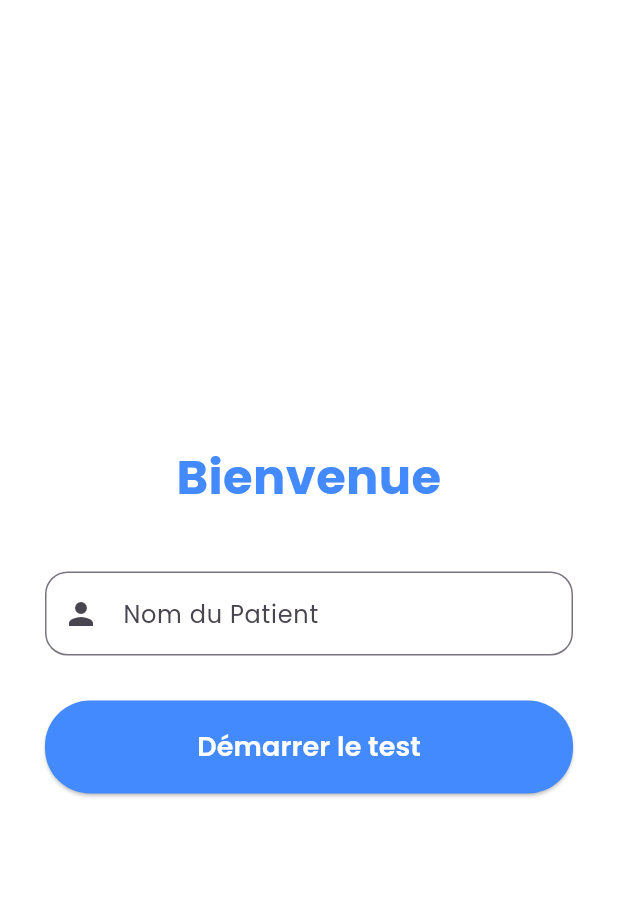
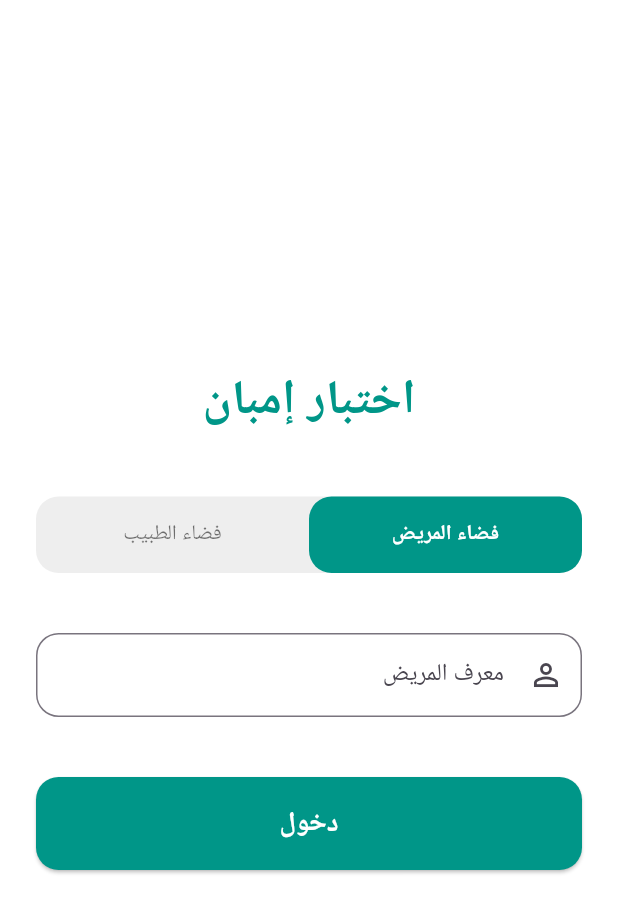
Before and after one commit to sellamyshahd14/PFE-empan, a Flutter app: the screen it shows after launch, on a phone screen of 412 x 824 dp. Shown: the top 913 px of the screen. Run offline on Flutter 3.47's test engine with Material 3 defaults, Android fonts, the phone set to English and light mode, and no system bars; our stand-ins replace firebase_core, flutter_tts, google_fonts, permission_handler, speech_to_text; missing offline and left inert: record; accounts and stored records are empty; Roboto replaces fonts that are missing (Cairo).

Commit message:
Nouvelle UI

```diff
--- /dev/null
+++ b/lib/login_page.dart
@@ -0,0 +1,215 @@
+import 'package:flutter/material.dart';
+import 'package:google_fonts/google_fonts.dart';
+import 'empan.dart';
+import 'doctor_dashboard.dart';
+
+class LoginPage extends StatefulWidget {
+  const LoginPage({super.key});
+
+  @override
+  State<LoginPage> createState() => _LoginPageState();
+}
+
+class _LoginPageState extends State<LoginPage> {
+  // Toggle state: true = Patient, false = Doctor
+  bool _isPatientMode = true;
+
+  // Controllers
+  final TextEditingController _patientIdController = TextEditingController();
+  final TextEditingController _doctorIdController = TextEditingController();
+  final TextEditingController _doctorPasswordController =
+      TextEditingController();
+
+  void _login() {
+    if (_isPatientMode) {
+      // Patient Login
+      if (_patientIdController.text.isNotEmpty) {
+        // Any ID works for now
+        Navigator.push(
+          context,
+          MaterialPageRoute(
+            builder: (context) =>
+                StartEmpanPage(patientId: _patientIdController.text),
+          ),
+        );
+      } else {
+        ScaffoldMessenger.of(context).showSnackBar(
+          const SnackBar(content: Text('الرجاء إدخال معرف المريض')),
+        );
+      }
+    } else {
+      // Doctor Login
+      final id = _doctorIdController.text;
+      final pwd = _doctorPasswordController.text;
+
+      if (id == 'admin' && pwd == 'admin') {
+        Navigator.push(
+          context,
+          MaterialPageRoute(builder: (context) => const DoctorDashboard()),
+        );
+      } else {
+        ScaffoldMessenger.of(context).showSnackBar(
+          const SnackBar(content: Text('بيانات الدخول غير صحيحة')),
+        );
+      }
+    }
+  }
+
+  @override
+  Widget build(BuildContext context) {
+    return Scaffold(
+      backgroundColor: Colors.white,
+      body: SafeArea(
+        child: Padding(
+          padding: const EdgeInsets.all(24.0),
+          child: Column(
+            mainAxisAlignment: MainAxisAlignment.center,
+            crossAxisAlignment: CrossAxisAlignment.stretch,
+            children: [
+              Text(
+                "اختبار إمبان",
+                textAlign: TextAlign.center,
+                style: GoogleFonts.cairo(
+                  fontSize: 32,
+                  fontWeight: FontWeight.bold,
+                  color: Colors.teal,
+                ),
+              ),
+              const SizedBox(height: 40),
+
+              // Toggle Buttons
+              Container(
+                decoration: BoxDecoration(
+                  color: Colors.grey[200],
+                  borderRadius: BorderRadius.circular(15),
+                ),
+                child: Row(
+                  children: [
+                    Expanded(
+                      child: GestureDetector(
+                        onTap: () => setState(() => _isPatientMode = true),
+                        child: Container(
+                          padding: const EdgeInsets.symmetric(vertical: 15),
+                          decoration: BoxDecoration(
+                            color: _isPatientMode
+                                ? Colors.teal
+                                : Colors.transparent,
+                            borderRadius: BorderRadius.circular(15),
+                          ),
+                          child: Text(
+                            "فضاء المريض",
+                            textAlign: TextAlign.center,
+                            style: GoogleFonts.cairo(
+                              color: _isPatientMode
+                                  ? Colors.white
+                                  : Colors.black54,
+                              fontWeight: _isPatientMode
+                                  ? FontWeight.bold
+                                  : FontWeight.w500,
+                            ),
+                          ),
+                        ),
+                      ),
+                    ),
+                    Expanded(
+                      child: GestureDetector(
+                        onTap: () => setState(() => _isPatientMode = false),
+                        child: Container(
+                          padding: const EdgeInsets.symmetric(vertical: 15),
+                          decoration: BoxDecoration(
+                            color: !_isPatientMode
+                                ? Colors.teal
+                                : Colors.transparent,
+                            borderRadius: BorderRadius.circular(15),
+                          ),
+                          child: Text(
+                            "فضاء الطبيب",
+                            textAlign: TextAlign.center,
+                            style: GoogleFonts.cairo(
+                              color: !_isPatientMode
+                                  ? Colors.white
+                                  : Colors.black54,
+                              fontWeight: !_isPatientMode
+                                  ? FontWeight.bold
+                                  : FontWeight.w500,
+                            ),
+                          ),
+                        ),
+                      ),
+                    ),
+                  ],
+                ),
+              ),
+
+              const SizedBox(height: 40),
+
+              // Forms
+              if (_isPatientMode) ...[
+                TextFormField(
+                  controller: _patientIdController,
+                  decoration: InputDecoration(
+                    labelText: "معرف المريض",
+                    labelStyle: GoogleFonts.cairo(),
+                    border: OutlineInputBorder(
+                      borderRadius: BorderRadius.circular(15),
+                    ),
+                    prefixIcon: const Icon(Icons.person_outline),
+                  ),
+                  style: GoogleFonts.cairo(),
+                ),
+              ] else ...[
+                TextFormField(
+                  controller: _doctorIdController,
+                  decoration: InputDecoration(
+                    labelText: "المعرف",
+                    labelStyle: GoogleFonts.cairo(),
+                    border: OutlineInputBorder(
+                      borderRadius: BorderRadius.circular(15),
+                    ),
+                    prefixIcon: const Icon(Icons.admin_panel_settings_outlined),
+                  ),
+                  style: GoogleFonts.cairo(),
+                ),
+                const SizedBox(height: 20),
+                TextFormField(
+                  controller: _doctorPasswordController,
+                  obscureText: true,
+                  decoration: InputDecoration(
+                    labelText: "كلمة المرور",
+                    labelStyle: GoogleFonts.cairo(),
+                    border: OutlineInputBorder(
+                      borderRadius: BorderRadius.circular(15),
+                    ),
+                    prefixIcon: const Icon(Icons.lock_outline),
+                  ),
+                  style: GoogleFonts.cairo(),
+                ),
+              ],
+
+              const SizedBox(height: 40),
+
+              ElevatedButton(
+                onPressed: _login,
+                style: ElevatedButton.styleFrom(
+                  backgroundColor: Colors.teal,
+                  foregroundColor: Colors.white,
+                  padding: const EdgeInsets.symmetric(vertical: 18),
+                  shape: RoundedRectangleBorder(
+                    borderRadius: BorderRadius.circular(15),
+                  ),
+                ),
+                child: Text(
+                  _isPatientMode ? "دخول" : "تسجيل الدخول",
+                  style: GoogleFonts.cairo(
+                    fontSize: 18,
+                    fontWeight: FontWeight.bold,
+                  ),
+                ),
+              ),
+            ],
+          ),
+        ),
+      ),
+    );
+  }
+}
--- a/lib/main.dart
+++ b/lib/main.dart
@@ -1,7 +1,8 @@
 import 'package:flutter/material.dart';
 import 'package:firebase_core/firebase_core.dart';
 import 'firebase_options.dart';
-import 'empan.dart';
+import 'package:flutter_localizations/flutter_localizations.dart';
+import 'login_page.dart';
 
 void main() async {
   WidgetsFlutterBinding.ensureInitialized();
@@ -11,7 +12,6 @@ void main() async {
     );
   } catch (e) {
     debugPrint("Firebase initialization failed: $e");
-    // You can choose to show a dialog or error screen here if needed
   }
   runApp(const MainApp());
 }
@@ -23,7 +23,16 @@ class MainApp extends StatelessWidget {
   Widget build(BuildContext context) {
     return const MaterialApp(
       debugShowCheckedModeBanner: false,
-      home: const StartEmpanPage(),
+      localizationsDelegates: [
+        GlobalMaterialLocalizations.delegate,
+        GlobalWidgetsLocalizations.delegate,
+        GlobalCupertinoLocalizations.delegate,
+      ],
+      supportedLocales: [
+        Locale('ar', ''), // Arabic
+      ],
+      locale: Locale('ar'), // Force Arabic
+      home: LoginPage(),
     );
   }
 }
--- a/pubspec.yaml
+++ b/pubspec.yaml
@@ -17,6 +17,8 @@ dependencies:
   record: ^6.2.0
   path_provider: ^2.1.5
   google_fonts: ^8.0.1
+  flutter_localizations:
+    sdk: flutter
 
 dev_dependencies:
   flutter_test:
```
Also changed, not shown: lib/doctor_dashboard.dart (added, +120 -0 lines), lib/empan.dart (+44 -101 lines), lib/firebase_options.dart, pubspec.lock.
